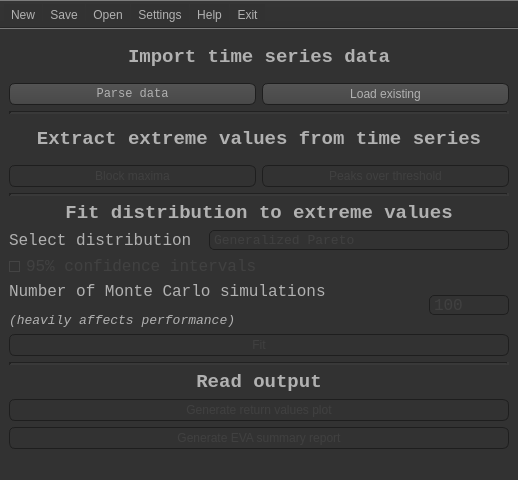
Before: the Qt Designer form QtGUI/MainWindow.ui in georgebv/PyEVA, drawn with Qt 5.
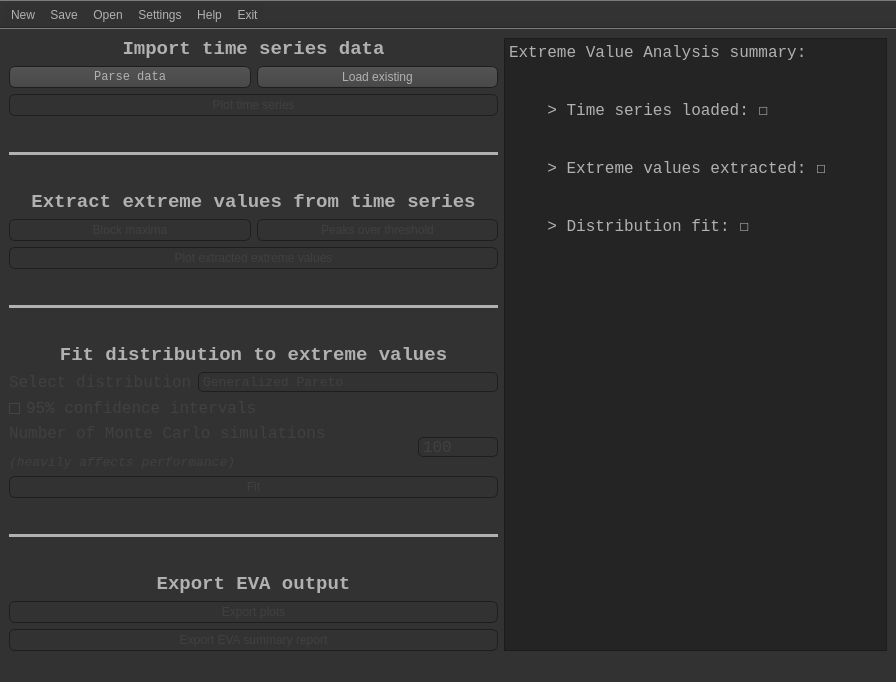
After: the same form once the commit is applied. Icons and pictures are not drawn.

```diff
--- a/QtGUI/MainWindow.ui
+++ b/QtGUI/MainWindow.ui
@@ -6,8 +6,8 @@
    <rect>
     <x>0</x>
     <y>0</y>
-    <width>518</width>
-    <height>480</height>
+    <width>896</width>
+    <height>682</height>
    </rect>
   </property>
   <property name="sizePolicy">
@@ -517,6 +517,10 @@
    <bool>false</bool>
   </property>
   <widget class="QWidget" name="centralwidget">
+   <layout class="QGridLayout" name="gridLayout">
+    <item row="0" column="0">
+     <layout class="QHBoxLayout" name="horizontalLayout_5">
+      <item>
    <layout class="QVBoxLayout" name="verticalLayout_5">
     <item>
      <layout class="QVBoxLayout" name="verticalLayout_3">
@@ -568,23 +572,41 @@
         </item>
        </layout>
       </item>
+          <item>
+           <widget class="QPushButton" name="pushButton_8">
+            <property name="enabled">
+             <bool>false</bool>
+            </property>
+            <property name="text">
+             <string>Plot time series</string>
+            </property>
+           </widget>
+          </item>
      </layout>
     </item>
     <item>
-     <widget class="Line" name="line">
-      <property name="font">
-       <font>
-        <pointsize>12</pointsize>
-       </font>
-      </property>
+         <spacer name="verticalSpacer_4">
+          <property name="orientation">
+           <enum>Qt::Vertical</enum>
+          </property>
+          <property name="sizeHint" stdset="0">
+           <size>
+            <width>20</width>
+            <height>40</height>
+           </size>
+          </property>
+         </spacer>
+        </item>
+        <item>
+         <widget class="Line" name="line_4">
       <property name="frameShadow">
-       <enum>QFrame::Sunken</enum>
+           <enum>QFrame::Plain</enum>
       </property>
       <property name="lineWidth">
-       <number>3</number>
+           <number>100</number>
       </property>
       <property name="midLineWidth">
-       <number>0</number>
+           <number>1</number>
       </property>
       <property name="orientation">
        <enum>Qt::Horizontal</enum>
@@ -593,6 +615,19 @@
     </item>
     <item>
      <layout class="QVBoxLayout" name="verticalLayout">
+          <item>
+           <spacer name="verticalSpacer_3">
+            <property name="orientation">
+             <enum>Qt::Vertical</enum>
+            </property>
+            <property name="sizeHint" stdset="0">
+             <size>
+              <width>20</width>
+              <height>40</height>
+             </size>
+            </property>
+           </spacer>
+          </item>
       <item>
        <widget class="QLabel" name="label_2">
         <property name="font">
@@ -638,12 +673,41 @@
         </item>
        </layout>
       </item>
+          <item>
+           <widget class="QPushButton" name="pushButton_9">
+            <property name="enabled">
+             <bool>false</bool>
+            </property>
+            <property name="text">
+             <string>Plot extracted extreme values</string>
+            </property>
+           </widget>
+          </item>
      </layout>
     </item>
     <item>
-     <widget class="Line" name="line_2">
+         <spacer name="verticalSpacer_5">
+          <property name="orientation">
+           <enum>Qt::Vertical</enum>
+          </property>
+          <property name="sizeHint" stdset="0">
+           <size>
+            <width>20</width>
+            <height>40</height>
+           </size>
+          </property>
+         </spacer>
+        </item>
+        <item>
+         <widget class="Line" name="line_3">
+          <property name="frameShadow">
+           <enum>QFrame::Plain</enum>
+          </property>
       <property name="lineWidth">
-       <number>3</number>
+           <number>100</number>
+          </property>
+          <property name="midLineWidth">
+           <number>1</number>
       </property>
       <property name="orientation">
        <enum>Qt::Horizontal</enum>
@@ -652,6 +716,19 @@
     </item>
     <item>
      <layout class="QVBoxLayout" name="verticalLayout_2">
+          <item>
+           <spacer name="verticalSpacer_2">
+            <property name="orientation">
+             <enum>Qt::Vertical</enum>
+            </property>
+            <property name="sizeHint" stdset="0">
+             <size>
+              <width>20</width>
+              <height>40</height>
+             </size>
+            </property>
+           </spacer>
+          </item>
       <item>
        <widget class="QLabel" name="label_3">
         <property name="font">
@@ -671,6 +748,9 @@
        <layout class="QHBoxLayout" name="horizontalLayout_3">
         <item>
          <widget class="QLabel" name="label_5">
+              <property name="enabled">
+               <bool>false</bool>
+              </property>
           <property name="font">
            <font>
             <family>Lucida Console</family>
@@ -756,6 +836,9 @@
        <layout class="QHBoxLayout" name="horizontalLayout_4">
         <item>
          <widget class="QLabel" name="label_4">
+              <property name="enabled">
+               <bool>false</bool>
+              </property>
           <property name="font">
            <font>
             <family>Lucida Console</family>
@@ -843,9 +926,34 @@
      </layout>
     </item>
     <item>
-     <widget class="Line" name="line_3">
+         <spacer name="verticalSpacer_6">
+          <property name="orientation">
+           <enum>Qt::Vertical</enum>
+          </property>
+          <property name="sizeHint" stdset="0">
+           <size>
+            <width>20</width>
+            <height>40</height>
+           </size>
+          </property>
+         </spacer>
+        </item>
+        <item>
+         <widget class="Line" name="line_2">
+          <property name="font">
+           <font>
+            <weight>50</weight>
+            <bold>false</bold>
+           </font>
+          </property>
+          <property name="frameShadow">
+           <enum>QFrame::Plain</enum>
+          </property>
       <property name="lineWidth">
-       <number>3</number>
+           <number>100</number>
+          </property>
+          <property name="midLineWidth">
+           <number>1</number>
       </property>
       <property name="orientation">
        <enum>Qt::Horizontal</enum>
@@ -854,6 +962,19 @@
     </item>
     <item>
      <layout class="QVBoxLayout" name="verticalLayout_4">
+          <item>
+           <spacer name="verticalSpacer">
+            <property name="orientation">
+             <enum>Qt::Vertical</enum>
+            </property>
+            <property name="sizeHint" stdset="0">
+             <size>
+              <width>20</width>
+              <height>40</height>
+             </size>
+            </property>
+           </spacer>
+          </item>
       <item>
        <widget class="QLabel" name="label_6">
         <property name="font">
@@ -865,7 +986,7 @@
          </font>
         </property>
         <property name="text">
-         <string>&lt;html&gt;&lt;head/&gt;&lt;body&gt;&lt;p align=&quot;center&quot;&gt;Read output&lt;/p&gt;&lt;/body&gt;&lt;/html&gt;</string>
+             <string>&lt;html&gt;&lt;head/&gt;&lt;body&gt;&lt;p align=&quot;center&quot;&gt;Export EVA output&lt;/p&gt;&lt;/body&gt;&lt;/html&gt;</string>
         </property>
        </widget>
       </item>
@@ -878,7 +999,7 @@
          <cursorShape>PointingHandCursor</cursorShape>
         </property>
         <property name="text">
-         <string>Generate return values plot</string>
+             <string>Export plots</string>
         </property>
        </widget>
       </item>
@@ -891,7 +1012,66 @@
          <cursorShape>PointingHandCursor</cursorShape>
         </property>
         <property name="text">
-         <string>Generate EVA summary report</string>
+             <string>Export EVA summary report</string>
+            </property>
+           </widget>
+          </item>
+         </layout>
+        </item>
+       </layout>
+      </item>
+      <item>
+       <widget class="QPlainTextEdit" name="plainTextEdit">
+        <property name="enabled">
+         <bool>true</bool>
+        </property>
+        <property name="font">
+         <font>
+          <family>Lucida Console</family>
+          <pointsize>12</pointsize>
+          <weight>50</weight>
+          <italic>false</italic>
+          <bold>false</bold>
+         </font>
+        </property>
+        <property name="cursor" stdset="0">
+         <cursorShape>IBeamCursor</cursorShape>
+        </property>
+        <property name="frameShape">
+         <enum>QFrame::StyledPanel</enum>
+        </property>
+        <property name="frameShadow">
+         <enum>QFrame::Sunken</enum>
+        </property>
+        <property name="verticalScrollBarPolicy">
+         <enum>Qt::ScrollBarAsNeeded</enum>
+        </property>
+        <property name="horizontalScrollBarPolicy">
+         <enum>Qt::ScrollBarAsNeeded</enum>
+        </property>
+        <property name="readOnly">
+         <bool>true</bool>
+        </property>
+        <property name="plainText">
+         <string>Extreme Value Analysis summary:
+
+
+    &gt; Time series loaded: ☐
+
+
+    &gt; Extreme values extracted: ☐
+
+
+    &gt; Distribution fit: ☐</string>
+        </property>
+        <property name="textInteractionFlags">
+         <set>Qt::TextSelectableByMouse</set>
+        </property>
+        <property name="backgroundVisible">
+         <bool>false</bool>
+        </property>
+        <property name="centerOnScroll">
+         <bool>false</bool>
         </property>
        </widget>
       </item>
```
Left out of the diff: 426 changed lines with no effect on the pictures. Lines whose indentation alone changed are shown as unchanged.
